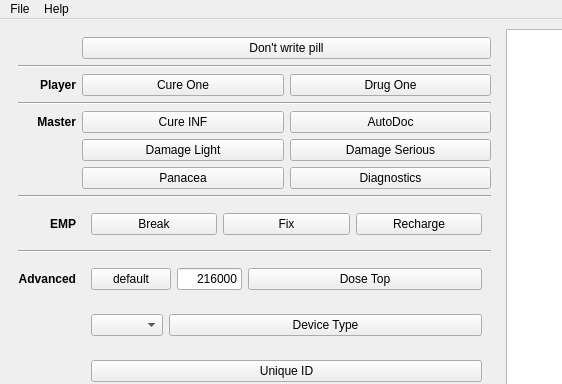
First picture: the form in MeshConsole/PillControl.ui, repository Kreyl/armlet, before the edit; both pictures show x 0 to 562 and y 0 to 384 of the 771 by 569 pixel window.
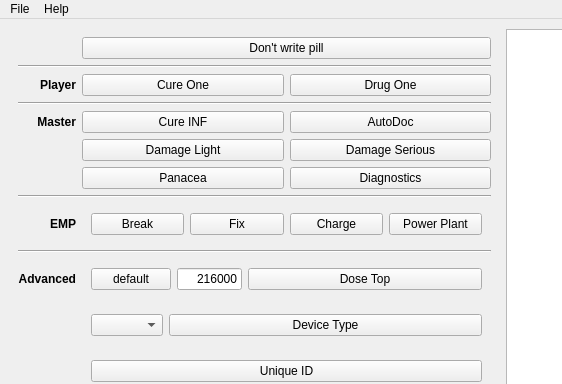
Second picture: the form after the edit. Icons and pictures are not drawn. Custom widgets are drawn as their Qt base class.

Commit message: Recharge pills added

```diff
--- a/MeshConsole/PillControl.ui
+++ b/MeshConsole/PillControl.ui
@@ -216,7 +216,14 @@
           <item>
            <widget class="CommandButton" name="empRechargeButton">
             <property name="text">
-             <string>Recharge</string>
+             <string>Charge</string>
+            </property>
+           </widget>
+          </item>
+          <item>
+           <widget class="CommandButton" name="powerPlantButton">
+            <property name="text">
+             <string>Power Plant</string>
             </property>
            </widget>
           </item>
```
Left out of the diff: 5 changed lines with no effect on the pictures. The commit also changes 1 other file.
